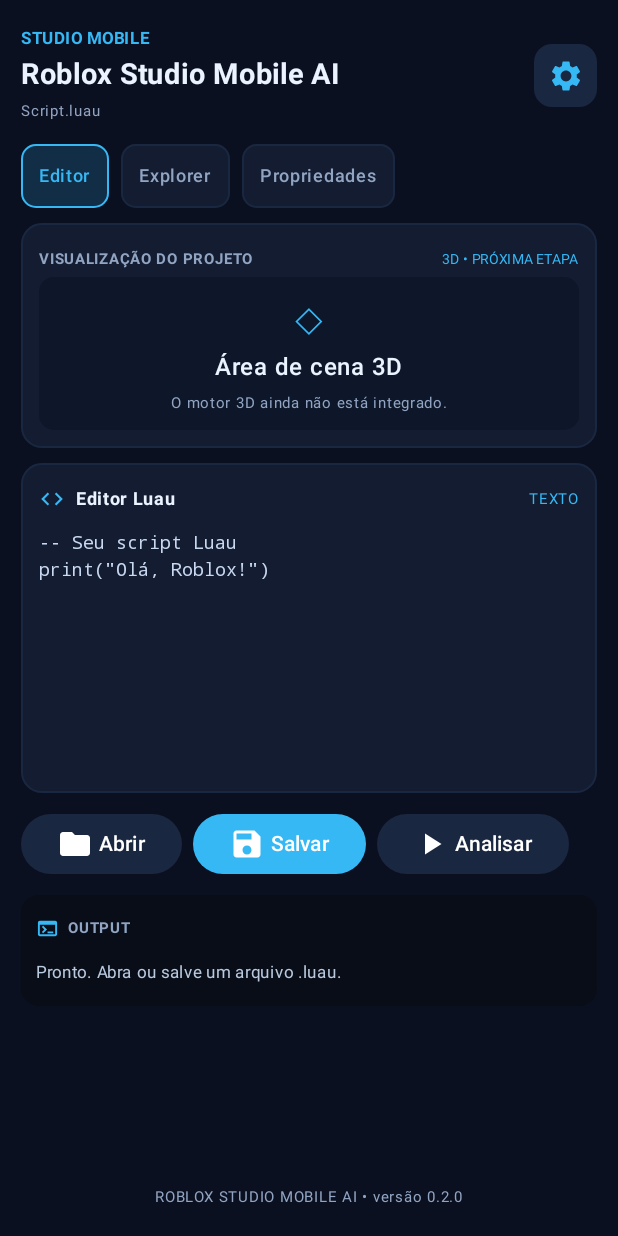
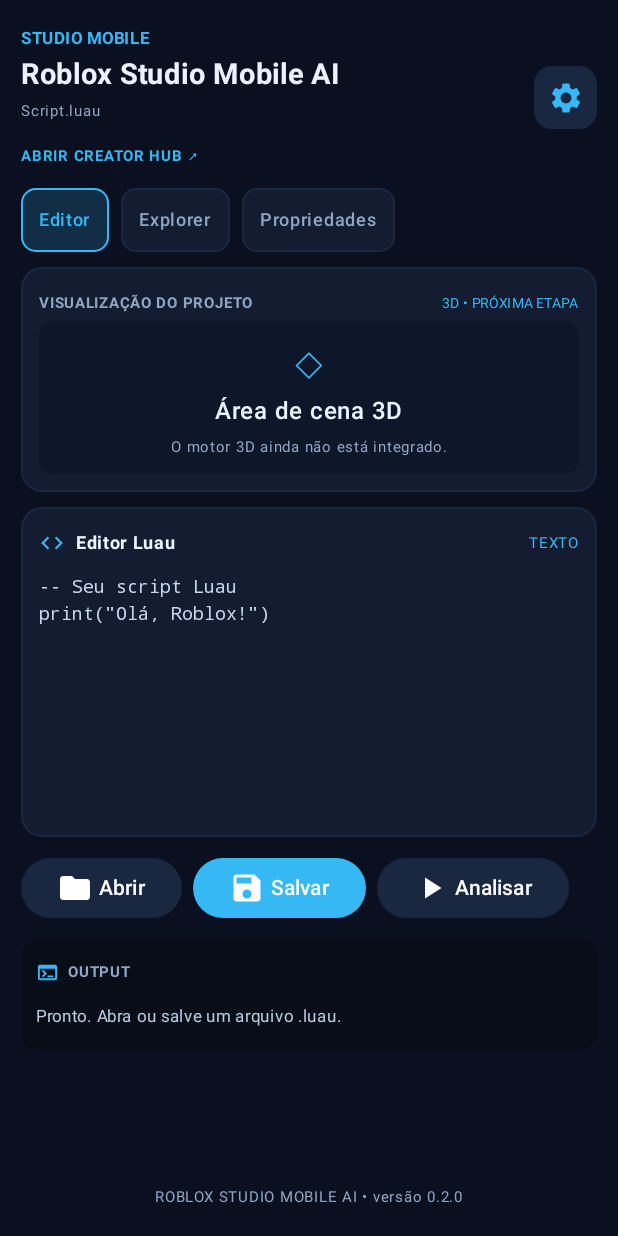
Before and after one commit to diogojoao363-cmd/Roblox-Studio-Mobile-AI.-, an Android app built with Jetpack Compose: the screen it shows after launch (MainActivity), on a phone screen of 412 x 824 dp. Run offline under Robolectric (Android 15) with nearby library versions, the phone set to English and light mode, and no system bars.

Commit message:
Add official Roblox Creator Hub shortcut

```diff
--- a/app/src/main/java/com/robloxstudiomobileai/MainActivity.kt
+++ b/app/src/main/java/com/robloxstudiomobileai/MainActivity.kt
@@ -1,6 +1,8 @@
 package com.robloxstudiomobileai
 
 import android.os.Bundle
+import android.content.Intent
+import android.net.Uri
 import androidx.activity.ComponentActivity
 import androidx.activity.compose.setContent
 import androidx.activity.compose.rememberLauncherForActivityResult
@@ -109,7 +111,13 @@ fun StudioMobileApp() {
                 modifier = Modifier.fillMaxSize().padding(14.dp),
                 verticalArrangement = Arrangement.spacedBy(10.dp)
             ) {
-                Header(currentFileName)
+                Header(currentFileName) {
+                    runCatching {
+                        context.startActivity(Intent(Intent.ACTION_VIEW, Uri.parse("https://create.roblox.com")))
+                    }.onFailure {
+                        output = "Não foi possível abrir o Creator Hub: ${it.message ?: "erro desconhecido"}"
+                    }
+                }
                 Row(horizontalArrangement = Arrangement.spacedBy(8.dp)) {
                     TopTab("Editor", selectedTab == "Editor") { selectedTab = "Editor" }
                     TopTab("Explorer", selectedTab == "Explorer") { selectedTab = "Explorer" }
@@ -178,7 +186,7 @@ private fun inspectLuauText(source: String): String {
 }
 
 @Composable
-private fun Header(fileName: String) {
+private fun Header(fileName: String, onOpenCreatorHub: () -> Unit) {
     Row(
         modifier = Modifier.fillMaxWidth(),
         verticalAlignment = Alignment.CenterVertically,
@@ -188,6 +196,14 @@ private fun Header(fileName: String) {
             Text("STUDIO MOBILE", color = Accent, fontSize = 11.sp, fontWeight = FontWeight.Bold)
             Text("Roblox Studio Mobile AI", color = White, fontSize = 19.sp, fontWeight = FontWeight.Bold)
             Text(fileName, color = Muted, fontSize = 10.sp)
+            Spacer(Modifier.height(5.dp))
+            Text(
+                "ABRIR CREATOR HUB ↗",
+                color = Accent,
+                fontSize = 10.sp,
+                fontWeight = FontWeight.Bold,
+                modifier = Modifier.clickable(onClick = onOpenCreatorHub)
+            )
         }
         Box(
             modifier = Modifier.size(42.dp).background(Panel2, RoundedCornerShape(12.dp)),
```
